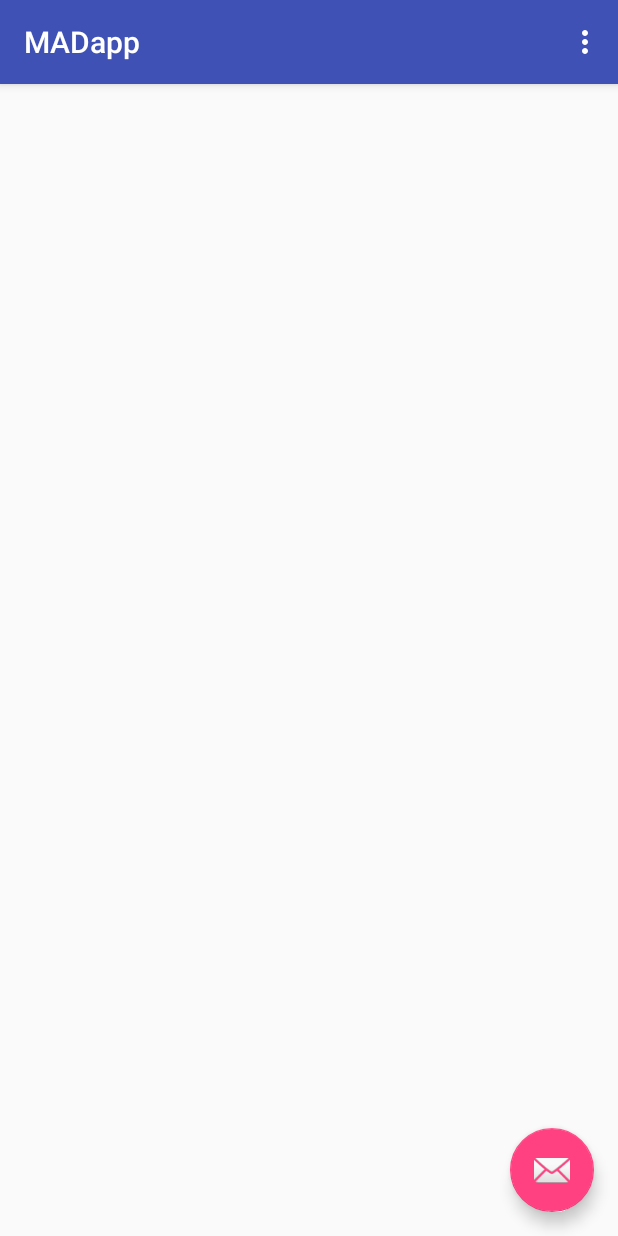
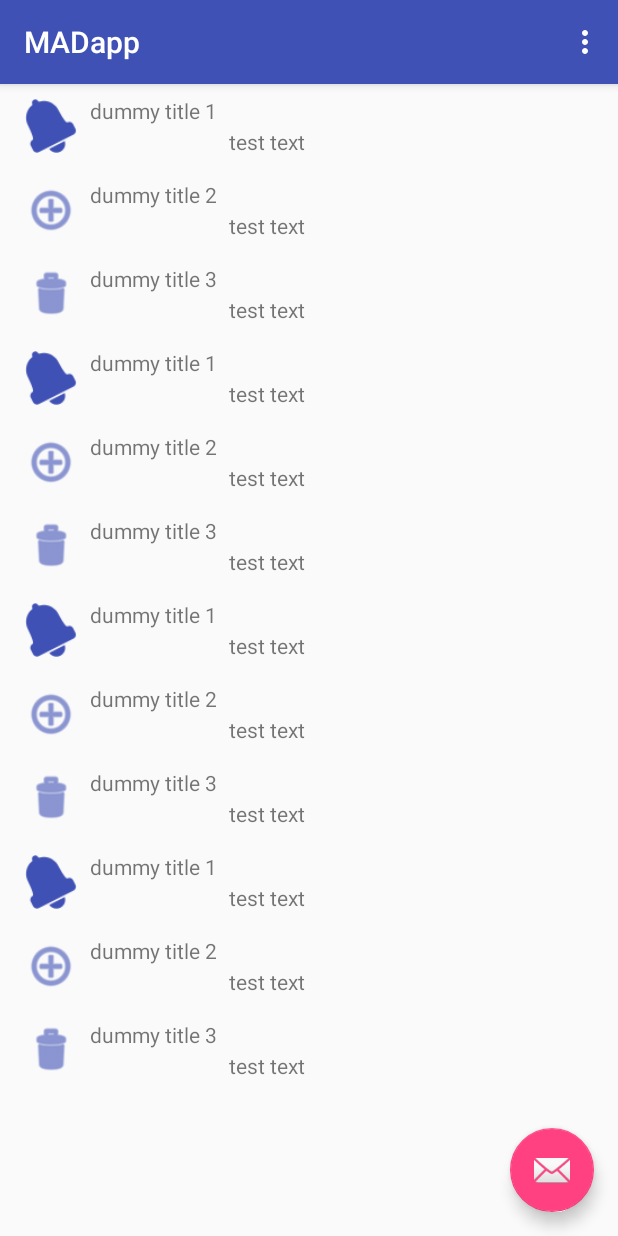
Before and after one commit to granthalahan/MADcw-AndoidApp, an Android app: the screen it shows after launch (MainActivity), on a phone screen of 412 x 824 dp. Run offline under Robolectric (Android 15) with nearby library versions, the phone set to English and light mode, and no system bars.

Commit message:
Simple list of elements created and displayed for main Notes view
- Dummy data used for elements.
- No card style yet.

```diff
--- a/app/src/main/AndroidManifest.xml
+++ b/app/src/main/AndroidManifest.xml
@@ -9,7 +9,7 @@
         android:supportsRtl="true"
         android:theme="@style/AppTheme">
         <activity
-            android:name=".MainActivity"
+            android:name=".ui.MainActivity"
             android:label="@string/app_name"
             android:theme="@style/AppTheme.NoActionBar">
             <intent-filter>
--- /dev/null
+++ b/app/src/main/java/cosjac/madapp/adapter/NotesAdapter.java
@@ -0,0 +1,62 @@
+package cosjac.madapp.adapter;
+
+import android.content.Context;
+import android.support.v7.widget.RecyclerView;
+import android.view.LayoutInflater;
+import android.view.View;
+import android.view.ViewGroup;
+import android.widget.ImageView;
+import android.widget.TextView;
+
+import java.util.List;
+
+import cosjac.madapp.R;
+import cosjac.madapp.model.ListItem;
+
+/**
+ * Created by Sam on 07/05/2016.
+ */
+public class NotesAdapter extends RecyclerView.Adapter<NotesAdapter.NotesHolder> {
+
+    private List<ListItem> listData;
+    private LayoutInflater layoutInflater;
+
+    public NotesAdapter (List<ListItem> _listData, Context c){
+        this.layoutInflater = LayoutInflater.from(c);
+        listData = _listData;
+    }
+
+    @Override
+    public NotesHolder onCreateViewHolder(ViewGroup parent, int viewType) {
+        View view = layoutInflater.inflate(R.layout.list_item, parent, false);
+
+        return new NotesHolder(view);
+    }
+
+    @Override
+    public void onBindViewHolder(NotesHolder holder, int position) {
+        ListItem item = listData.get(position);
+        holder.title.setText(item.getTitle());
+        holder.icon.setImageResource(item.getImageResId());
+    }
+
+    @Override
+    public int getItemCount() {
+        return listData.size();
+    }
+
+    class NotesHolder extends RecyclerView.ViewHolder {
+
+        private TextView title;
+        private ImageView icon;
+        private View container;
+
+        public NotesHolder(View itemView) {
+            super(itemView);
+
+            title = (TextView)itemView.findViewById(R.id.label_item_textTitle);
+            icon = (ImageView)itemView.findViewById(R.id.im_item_icon);
+            container =itemView.findViewById(R.id.cont_item_root);
+        }
+    }
+}
--- /dev/null
+++ b/app/src/main/java/cosjac/madapp/model/ListItem.java
@@ -0,0 +1,29 @@
+package cosjac.madapp.model;
+
+/**
+ *
+ * Created by Sam on 07/05/2016.
+ */
+public class ListItem
+{
+    private String title;
+    private String body;
+    private int imageResId;
+    private boolean isMuted = false;
+
+    public String getTitle() {
+        return title;
+    }
+
+    public void setTitle(String title) {
+        this.title = title;
+    }
+
+    public int getImageResId() {
+        return imageResId;
+    }
+
+    public void setImageResId(int imageResId) {
+        this.imageResId = imageResId;
+    }
+}
--- /dev/null
+++ b/app/src/main/java/cosjac/madapp/model/NotesData.java
@@ -0,0 +1,31 @@
+package cosjac.madapp.model;
+
+import java.util.ArrayList;
+import java.util.List;
+
+/**
+ * this class should create the individual card data instances.
+ * currently just creates dummy instances for testing
+ * Created by Sam on 07/05/2016.
+ */
+public class NotesData {
+    private static final String[] dummyTitles = {"dummy title 1", "dummy title 2", "dummy title 3"};
+    private static final int[] dummyIcons = {android.R.drawable.ic_popup_reminder, android.R.drawable.ic_menu_add,
+            android.R.drawable.ic_menu_delete};
+
+    public static List<ListItem> getListData() {
+        List<ListItem> data = new ArrayList<>();
+
+        //this for loop is just for testing
+        for (int x = 0; x < 4; x++) {
+            //create ListItem with dummy data, then add them to our List
+            for (int i = 0; i < dummyTitles.length && i < dummyIcons.length; i++) {
+                ListItem item = new ListItem();
+                item.setImageResId(dummyIcons[i]);
+                item.setTitle(dummyTitles[i]);
+                data.add(item);
+            }
+        }
+        return data;
+    }
+}
--- a/app/src/main/java/cosjac/madapp/MainActivity.java
+++ b/app/src/main/java/cosjac/madapp/ui/MainActivity.java
@@ -1,15 +1,24 @@
-package cosjac.madapp;
+package cosjac.madapp.ui;
 
 import android.os.Bundle;
 import android.support.design.widget.FloatingActionButton;
 import android.support.design.widget.Snackbar;
 import android.support.v7.app.AppCompatActivity;
+import android.support.v7.widget.LinearLayoutManager;
+import android.support.v7.widget.RecyclerView;
 import android.support.v7.widget.Toolbar;
 import android.view.View;
 import android.view.Menu;
 import android.view.MenuItem;
 
+import cosjac.madapp.R;
+import cosjac.madapp.adapter.NotesAdapter;
+import cosjac.madapp.model.NotesData;
+
 public class MainActivity extends AppCompatActivity {
+
+    private RecyclerView recyclerView;
+    private NotesAdapter notesAdapter;
 
     @Override
     protected void onCreate(Bundle savedInstanceState) {
@@ -17,6 +26,12 @@ public class MainActivity extends AppCompatActivity {
         setContentView(R.layout.activity_main);
         Toolbar toolbar = (Toolbar) findViewById(R.id.toolbar);
         setSupportActionBar(toolbar);
+
+        recyclerView = (RecyclerView)findViewById(R.id.rec_list);
+        recyclerView.setLayoutManager(new LinearLayoutManager(this));
+
+        notesAdapter = new NotesAdapter(NotesData.getListData(), this);
+        recyclerView.setAdapter(notesAdapter);
 
         FloatingActionButton fab = (FloatingActionButton) findViewById(R.id.fab);
         fab.setOnClickListener(new View.OnClickListener() {
--- a/app/src/main/res/layout/activity_main.xml
+++ b/app/src/main/res/layout/activity_main.xml
@@ -5,7 +5,7 @@
     android:layout_width="match_parent"
     android:layout_height="match_parent"
     android:fitsSystemWindows="true"
-    tools:context="cosjac.madapp.MainActivity">
+    tools:context=".ui.MainActivity">
 
     <android.support.design.widget.AppBarLayout
         android:layout_width="match_parent"
--- a/app/src/main/res/layout/content_main.xml
+++ b/app/src/main/res/layout/content_main.xml
@@ -4,12 +4,14 @@
     xmlns:tools="http://schemas.android.com/tools"
     android:layout_width="match_parent"
     android:layout_height="match_parent"
-    android:paddingBottom="@dimen/activity_vertical_margin"
-    android:paddingLeft="@dimen/activity_horizontal_margin"
-    android:paddingRight="@dimen/activity_horizontal_margin"
-    android:paddingTop="@dimen/activity_vertical_margin"
     app:layout_behavior="@string/appbar_scrolling_view_behavior"
-    tools:context="cosjac.madapp.MainActivity"
+    tools:context=".ui.MainActivity"
     tools:showIn="@layout/activity_main">
 
+    <android.support.v7.widget.RecyclerView
+        android:id="@+id/rec_list"
+        android:layout_width="match_parent"
+        android:layout_height="match_parent"
+        />
+
 </RelativeLayout>
--- /dev/null
+++ b/app/src/main/res/layout/list_item.xml
@@ -0,0 +1,39 @@
+<?xml version="1.0" encoding="utf-8"?>
+<LinearLayout xmlns:android="http://schemas.android.com/apk/res/android"
+    android:orientation="horizontal"
+    android:layout_width="match_parent"
+    android:layout_height="56dp"
+    android:gravity="center_vertical|left"
+    android:paddingLeft="16dp"
+    android:id="@+id/cont_item_root"
+    >
+
+    <ImageView
+        android:id="@+id/im_item_icon"
+        android:layout_width="36dp"
+        android:layout_height="36dp"
+        android:src="@android:drawable/ic_menu_edit"
+        android:tint="@color/colorPrimary"
+        />
+
+    <TextView
+        android:id="@+id/label_item_textTitle"
+        android:layout_width="wrap_content"
+        android:layout_height="match_parent"
+        android:gravity="top"
+        android:paddingLeft="8dp"
+        android:paddingTop="8dp"
+        android:text="test title"
+        />
+
+    <TextView
+        android:id="@+id/label_item_textBody"
+        android:layout_width="wrap_content"
+        android:layout_height="match_parent"
+        android:gravity="bottom"
+        android:paddingLeft="8dp"
+        android:paddingBottom="8dp"
+        android:text="test text"
+        />
+
+</LinearLayout>
--- a/app/src/main/res/menu/menu_main.xml
+++ b/app/src/main/res/menu/menu_main.xml
@@ -1,7 +1,7 @@
 <menu xmlns:android="http://schemas.android.com/apk/res/android"
     xmlns:app="http://schemas.android.com/apk/res-auto"
     xmlns:tools="http://schemas.android.com/tools"
-    tools:context="cosjac.madapp.MainActivity">
+    tools:context=".ui.MainActivity">
     <item
         android:id="@+id/action_settings"
         android:orderInCategory="100"
```
Also changed, not shown: 1 other file.
